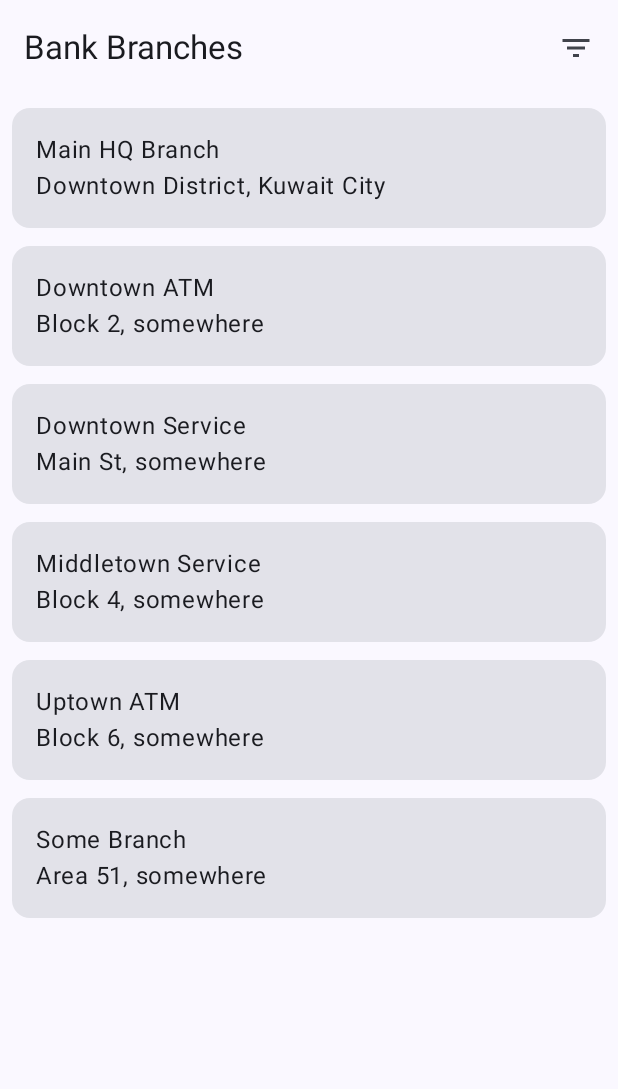
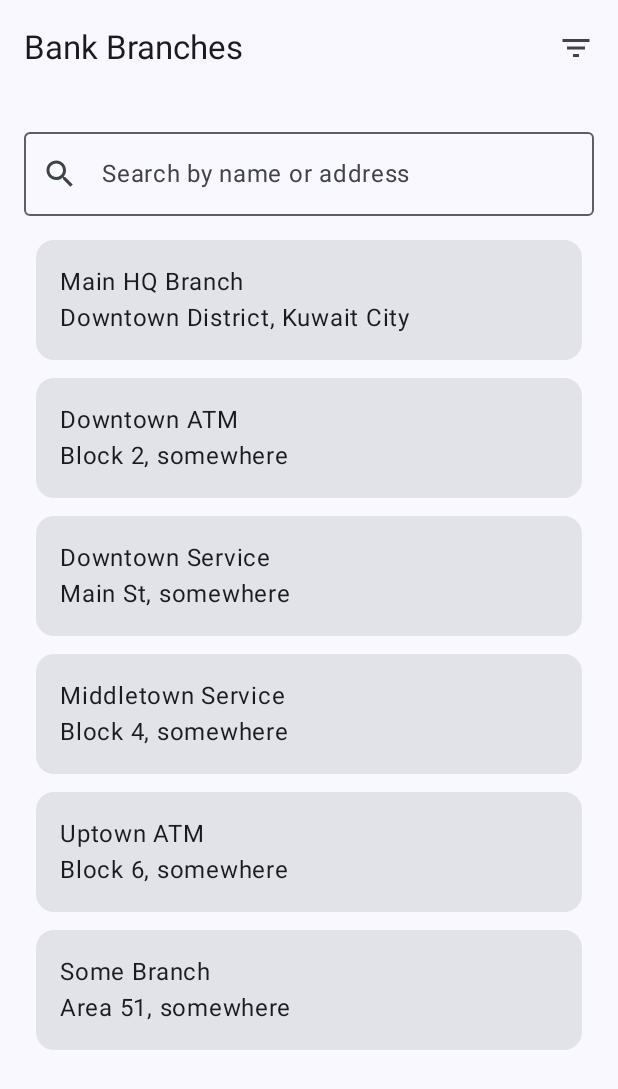
Before and after one commit to Njjoodd/MiniProject, an Android app built with Jetpack Compose: the screen it shows after launch (MainActivity), on a phone screen of 412 x 824 dp. Shown: the top 1089 px of the screen. Run offline under Robolectric (Android 15) with nearby library versions, the phone set to English and light mode, and no system bars.

Commit message:
you can search the lists

```diff
--- a/app/src/main/java/com/first/miniproject/MainActivity.kt
+++ b/app/src/main/java/com/first/miniproject/MainActivity.kt
@@ -18,6 +18,7 @@ import androidx.navigation.compose.composable
 import androidx.navigation.compose.rememberNavController
 import com.first.miniproject.model.BranchViewModel
 import com.first.miniproject.ui.components.BranchesList
+import com.first.miniproject.ui.components.SearchBar
 import com.first.miniproject.ui.screens.BranchDetails
 import com.first.miniproject.ui.theme.MiniProjectTheme
 
@@ -82,13 +83,20 @@ class MainActivity : ComponentActivity() {
                         modifier = Modifier.padding(innerPadding)
                     ) {
                         composable("branchList") {
+                            Column(modifier = Modifier.padding(16.dp)) {
+                                SearchBar(
+                                    query = viewModel.searchQuery,
+                                    onQueryChange = { viewModel.updateSearchQuery(it) }
+                                )
+                                Spacer(modifier = Modifier.height(8.dp))
                                 BranchesList(
-                                branches = viewModel.branches,
+                                    branches = viewModel.filteredBranches,
                                     viewModel = viewModel,
                                     onItemClicked = { branchId ->
                                         navController.navigate("branchDetails/$branchId")
                                     }
                                 )
+                            }
                         }
                         composable("branchDetails/{branchId}") { backStackEntry ->
                             val branchId = backStackEntry.arguments?.getString("branchId")?.toIntOrNull()
--- a/app/src/main/java/com/first/miniproject/model/Branch.kt
+++ b/app/src/main/java/com/first/miniproject/model/Branch.kt
@@ -1,8 +1,12 @@
 package com.first.miniproject.model
 
-enum class BranchType(val displayName: String) {
-    MAIN("Main"), ATM("ATM"), SERVICE("Service"), OTHER("Other")
+enum class BranchType(val displayName: String, val priority: Int) {
+    MAIN("Main", 1),
+    ATM("ATM", 2),
+    SERVICE("Service", 3),
+    OTHER("Other", 4)
 }
+
 
 data class Branch(
     val id: Int,
--- a/app/src/main/java/com/first/miniproject/model/BranchViewModel.kt
+++ b/app/src/main/java/com/first/miniproject/model/BranchViewModel.kt
@@ -27,8 +27,22 @@ class BranchViewModel : ViewModel() {
         isFiltered = true
     }
 
+    var searchQuery by mutableStateOf("")
+        private set
+
+    val filteredBranches: List<Branch>
+        get() = branches.filter {
+            it.name.contains(searchQuery, ignoreCase = true) ||
+                    it.address.contains(searchQuery, ignoreCase = true)
+        }
+
+    fun updateSearchQuery(newQuery: String) {
+        searchQuery = newQuery
+    }
+
+
     fun sortBranchesByType() {
-        branches = branches.sortedBy { it.type.name }
+        branches = branches.sortedBy { it.type.priority }
         isFiltered = true
     }
 
--- /dev/null
+++ b/app/src/main/java/com/first/miniproject/ui/components/SearchBar.kt
@@ -0,0 +1,23 @@
+package com.first.miniproject.ui.components
+
+import androidx.compose.foundation.layout.fillMaxWidth
+import androidx.compose.material.icons.Icons
+import androidx.compose.material.icons.filled.Search
+import androidx.compose.material3.*
+import androidx.compose.runtime.Composable
+import androidx.compose.ui.Modifier
+
+@OptIn(ExperimentalMaterial3Api::class)
+@Composable
+fun SearchBar(
+    query: String,
+    onQueryChange: (String) -> Unit
+) {
+    OutlinedTextField(
+        value = query,
+        onValueChange = onQueryChange,
+        leadingIcon = { Icon(Icons.Default.Search, contentDescription = "Search") },
+        label = { Text("Search by name or address") },
+        modifier = Modifier.fillMaxWidth()
+    )
+}
```
Lines whose indentation alone changed are shown as unchanged.
